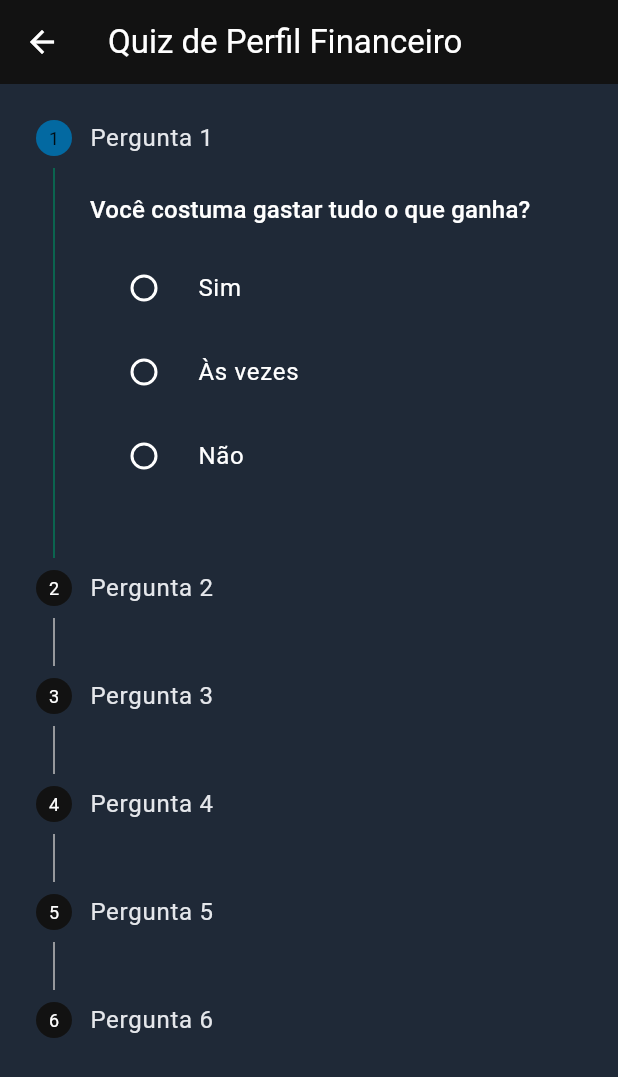
After one commit to Antonio-pf/OrcaMente, a Flutter app: the QuizPage screen opened directly, on a phone screen of 412 x 824 dp. The commit adds this screen. Shown: the top 1077 px of the screen. Run offline on Flutter 3.47's test engine with Material 3 defaults, Android fonts, the phone set to English and light mode, and no system bars; our stand-ins replace device_preview, flutter_svg, shared_preferences; accounts and stored records are empty.

Commit message:
feat: add quiz profile scren

```diff
--- /dev/null
+++ b/orcamente/lib/controllers/quiz_controller.dart
@@ -0,0 +1,59 @@
+import 'package:orcamente/models/quiz.dart';
+
+class QuizController {
+  int currentStep = 0;
+  int totalScore = 0;
+
+  final List<QuizQuestion> questions = [
+    QuizQuestion(
+      question: 'Você costuma gastar tudo o que ganha?',
+      options: ['Sim', 'Às vezes', 'Não'],
+      scores: [2, 1, 0],
+    ),
+    QuizQuestion(
+      question: 'Você tem o hábito de guardar parte do seu dinheiro todo mês?',
+      options: ['Nunca', 'Às vezes', 'Sempre'],
+      scores: [2, 1, 0],
+    ),
+    QuizQuestion(
+      question: 'Você tem investimentos?',
+      options: ['Não', 'Poucos', 'Sim, diversificados'],
+      scores: [2, 1, 0],
+    ),
+    QuizQuestion(
+      question: 'Você entende conceitos como inflação, juros e orçamento?',
+      options: ['Não entendo nada', 'Já ouvi falar', 'Sim, entendo bem'],
+      scores: [2, 1, 0],
+    ),
+    QuizQuestion(
+      question: 'Você costuma planejar seus gastos antes de comprar algo?',
+      options: ['Nunca', 'Às vezes', 'Sempre'],
+      scores: [2, 1, 0],
+    ),
+    QuizQuestion(
+      question: 'Você já fez algum curso de educação financeira?',
+      options: ['Não', 'Sim, básico', 'Sim, avançado'],
+      scores: [2, 1, 0],
+    ),
+  ];
+
+  void nextStep(int selectedOptionIndex) {
+    totalScore += questions[currentStep].scores[selectedOptionIndex];
+    currentStep++;
+  }
+
+  String getBehaviorProfile() {
+    if (totalScore >= 10) return 'Gastador';
+    if (totalScore >= 6) return 'Poupador';
+    return 'Investidor';
+  }
+
+  String getKnowledgeLevel() {
+    if (totalScore >= 10) return 'Baixo conhecimento financeiro';
+    if (totalScore >= 6) return 'Conhecimento intermediário';
+    return 'Bom conhecimento financeiro';
+  }
+
+  bool get isLastStep => currentStep == questions.length - 1;
+  bool get isFinished => currentStep >= questions.length;
+}
--- /dev/null
+++ b/orcamente/lib/models/quiz.dart
@@ -0,0 +1,11 @@
+class QuizQuestion {
+  final String question;
+  final List<String> options;
+  final List<int> scores;
+
+  QuizQuestion({
+    required this.question,
+    required this.options,
+    required this.scores,
+  });
+}
--- /dev/null
+++ b/orcamente/lib/views/quiz_page.dart
@@ -0,0 +1,92 @@
+import 'package:flutter/material.dart';
+import 'package:orcamente/controllers/quiz_controller.dart';
+import 'package:orcamente/views/quiz_result.dart';
+import '../../styles/custom_theme.dart';
+
+class QuizPage extends StatefulWidget {
+  const QuizPage({super.key});
+
+  @override
+  State<QuizPage> createState() => _QuizPageState();
+}
+
+class _QuizPageState extends State<QuizPage> {
+  final QuizController _controller = QuizController();
+  final List<int> _selectedOptions = [];
+
+  @override
+  Widget build(BuildContext context) {
+    if (_controller.isFinished) {
+      WidgetsBinding.instance.addPostFrameCallback((_) {
+        Navigator.pushReplacement(
+          context,
+          MaterialPageRoute(
+            builder: (_) => QuizResultPage(
+              profile: _controller.getBehaviorProfile(),
+              knowledge: _controller.getKnowledgeLevel(),
+            ),
+          ),
+        );
+      });
+
+// retornei ao inves de container pois é mais leve
+      return const SizedBox.shrink();
+    }
+
+    return Scaffold(
+      appBar: AppBar(title: const Text('Quiz de Perfil Financeiro')),
+      body: Stepper(
+        type: StepperType.vertical,
+        currentStep: _controller.currentStep,
+        onStepTapped: (index) {
+          setState(() {
+            _controller.currentStep = index;
+          });
+        },
+        controlsBuilder: (context, _) => const SizedBox.shrink(),
+        steps: _controller.questions.asMap().entries.map((entry) {
+          int index = entry.key;
+          var question = entry.value;
+
+          return Step(
+            title: Text('Pergunta ${index + 1}'),
+            content: Column(
+              crossAxisAlignment: CrossAxisAlignment.start,
+              children: [
+                Text(
+                  question.question,
+                  style: Theme.of(context).textTheme.titleMedium,
+                ),
+                const SizedBox(height: 12),
+                ...List.generate(question.options.length, (i) {
+                  return RadioListTile<int>(
+                    value: i,
+                    groupValue:
+                        _selectedOptions.length > index ? _selectedOptions[index] : -1,
+                    onChanged: (value) {
+                      if (value == null) return;
+
+                      setState(() {
+                        if (_selectedOptions.length > index) {
+                          _selectedOptions[index] = value;
+                        } else {
+                          _selectedOptions.add(value);
+                        }
+
+                        if (!_controller.isFinished) {
+                          _controller.nextStep(value);
+                        }
+                      });
+                    },
+                    title: Text(question.options[i]),
+                  );
+                }),
+              ],
+            ),
+            isActive: _controller.currentStep >= index,
+          );
+        }).toList(),
+      ),
+    );
+  }
+}
--- a/orcamente/pubspec.yaml
+++ b/orcamente/pubspec.yaml
@@ -30,6 +30,9 @@ environment:
 dependencies:
   flutter:
     sdk: flutter
+  shared_preferences: ^2.2.2
+  lucide_icons: ^0.257.0
+
 
   # The following adds the Cupertino Icons font to your application.
   # Use with the CupertinoIcons class for iOS style icons.
```
Also changed, not shown: orcamente/lib/views/home_page.dart (+118 -36 lines), orcamente/lib/views/quiz_result.dart (added, +247 -0 lines), orcamente/pubspec.lock.
